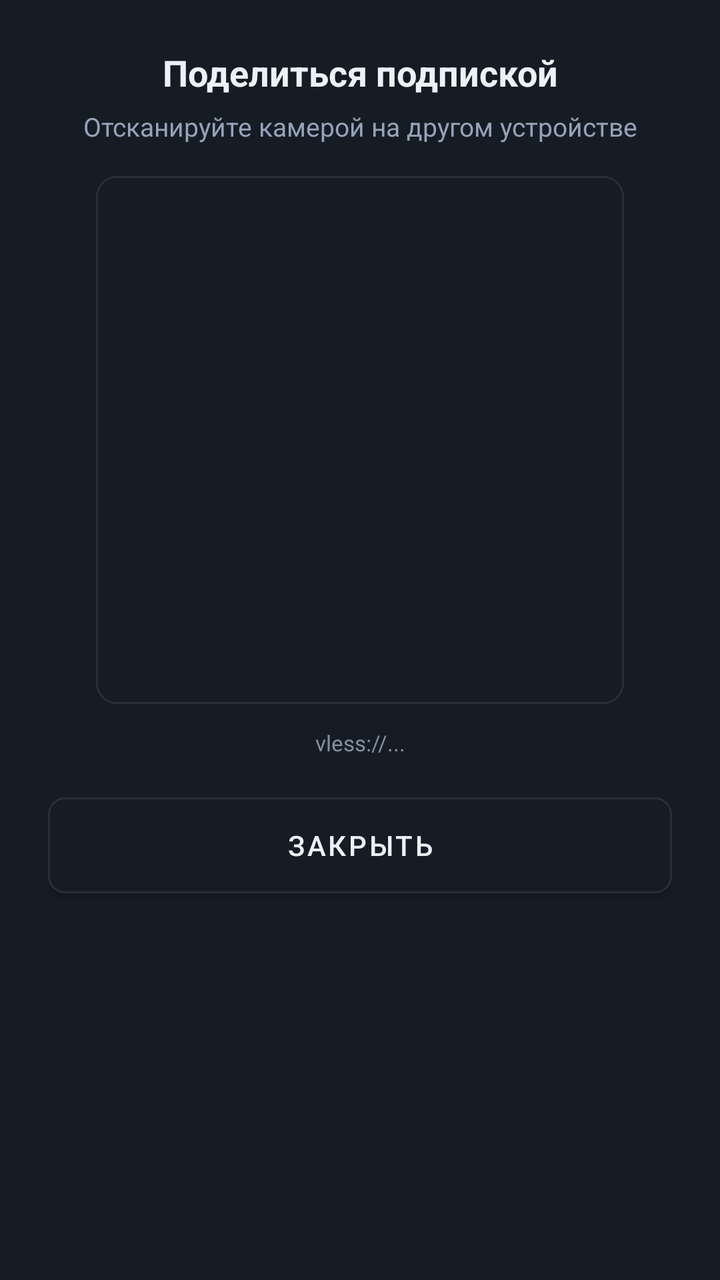
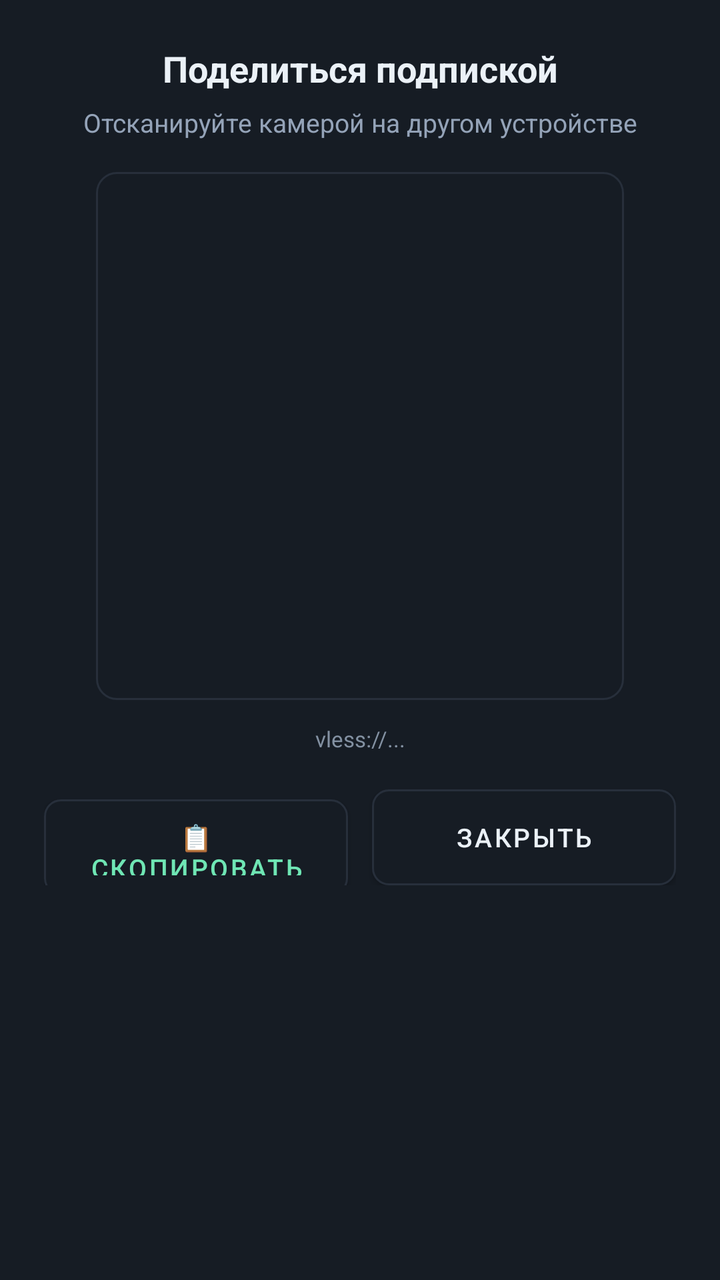

The first picture is an Android layout as it rendered before a commit; the second is the same layout after the commit. The layout source and the unified diff follow.
<!-- AndroidManifest.xml: application theme Theme.EvertyMultiLink -->
<!-- res/layout/dialog_qr_display.xml -->
<?xml version="1.0" encoding="utf-8"?>
<LinearLayout xmlns:android="http://schemas.android.com/apk/res/android"
    xmlns:app="http://schemas.android.com/apk/res-auto"
    android:layout_width="match_parent"
    android:layout_height="wrap_content"
    android:background="@color/bg_card"
    android:orientation="vertical"
    android:padding="24dp">

    <TextView
        android:id="@+id/tvQrTitle"
        android:layout_width="match_parent"
        android:layout_height="wrap_content"
        android:gravity="center"
        android:text="Поделиться подпиской"
        android:textColor="@color/text_primary"
        android:textSize="18sp"
        android:textStyle="bold" />

    <TextView
        android:id="@+id/tvQrSubtitle"
        android:layout_width="match_parent"
        android:layout_height="wrap_content"
        android:layout_marginTop="6dp"
        android:gravity="center"
        android:text="Отсканируйте камерой на другом устройстве"
        android:textColor="@color/text_secondary"
        android:textSize="13sp" />

    <LinearLayout
        android:layout_width="wrap_content"
        android:layout_height="wrap_content"
        android:layout_gravity="center_horizontal"
        android:layout_marginTop="16dp"
        android:background="@drawable/card_background"
        android:padding="12dp">

        <ImageView
            android:id="@+id/ivShareQr"
            android:layout_width="240dp"
            android:layout_height="240dp"
            android:contentDescription="QR Code" />
    </LinearLayout>

    <TextView
        android:id="@+id/tvQrDetails"
        android:layout_width="match_parent"
        android:layout_height="wrap_content"
        android:layout_marginTop="12dp"
        android:ellipsize="middle"
        android:gravity="center"
        android:maxLines="2"
        android:text="vless://..."
        android:textColor="@color/text_muted"
        android:textSize="11sp" />

    <com.google.android.material.button.MaterialButton
        android:id="@+id/btnQrClose"
        android:layout_width="match_parent"
        android:layout_height="48dp"
        android:layout_marginTop="20dp"
        android:background="@drawable/btn_secondary_selector"
        app:backgroundTint="@null"
        android:focusable="true"
        android:text="Закрыть"
        android:textColor="@color/text_primary" />

</LinearLayout>
<!-- resources referenced by this layout -->
<resources>
  <color name="bg_card">#161C24</color>
  <color name="text_muted">#8391A2</color>
  <color name="text_primary">#EBF1F7</color>
  <color name="text_secondary">#94A3B8</color>
  <!-- drawable btn_secondary_selector (drawable) -->
  <?xml version="1.0" encoding="utf-8"?>
  <selector xmlns:android="http://schemas.android.com/apk/res/android">
      <item android:state_focused="true">
          <shape android:shape="rectangle">
              <solid android:color="@color/bg_card" />
              <corners android:radius="8dp" />
              <stroke
                  android:width="2dp"
                  android:color="@color/accent_mint" />
          </shape>
      </item>
      <item android:state_pressed="true">
          <shape android:shape="rectangle">
              <solid android:color="#1F2833" />
              <corners android:radius="8dp" />
              <stroke
                  android:width="1dp"
                  android:color="@color/border_card" />
          </shape>
      </item>
      <item>
          <shape android:shape="rectangle">
              <solid android:color="@color/bg_card" />
              <corners android:radius="8dp" />
              <stroke
                  android:width="1dp"
                  android:color="@color/border_card" />
          </shape>
      </item>
  </selector>
  <!-- drawable card_background (drawable) -->
  <?xml version="1.0" encoding="utf-8"?>
  <shape xmlns:android="http://schemas.android.com/apk/res/android"
      android:shape="rectangle">
      <solid android:color="@color/bg_card" />
      <corners android:radius="10dp" />
      <stroke
          android:width="1dp"
          android:color="@color/border_card" />
  </shape>
  <style name="Theme.EvertyMultiLink" parent="Theme.MaterialComponents.DayNight.NoActionBar">
          <item name="colorPrimary">@color/accent_mint</item>
          <item name="colorPrimaryVariant">@color/accent_soft</item>
          <item name="colorOnPrimary">@color/white</item>
          <item name="colorSecondary">@color/accent_cyan</item>
          <item name="colorSecondaryVariant">@color/accent_cyan</item>
          <item name="colorOnSecondary">@color/bg_dark</item>
          <item name="android:statusBarColor">@color/bg_dark</item>
          <item name="android:navigationBarColor">@color/bg_dark</item>
          <item name="android:windowBackground">@color/bg_dark</item>
      </style>
  <color name="accent_mint">#6FE6B4</color>
  <color name="border_card">#272F3B</color>
  <color name="accent_soft">#1C342D</color>
  <color name="white">#FFFFFF</color>
  <color name="accent_cyan">#6FE6B4</color>
  <color name="bg_dark">#0D1117</color>
</resources>

<!-- the commit's change to res/layout/dialog_qr_display.xml (unified diff, before → after) -->
@@ -5,7 +5,7 @@
     android:layout_height="wrap_content"
     android:background="@color/bg_card"
     android:orientation="vertical"
-    android:padding="24dp">
+    android:padding="22dp">
 
     <TextView
         android:id="@+id/tvQrTitle"
@@ -54,15 +54,37 @@
         android:textColor="@color/text_muted"
         android:textSize="11sp" />
 
-    <com.google.android.material.button.MaterialButton
-        android:id="@+id/btnQrClose"
+    <LinearLayout
         android:layout_width="match_parent"
-        android:layout_height="48dp"
-        android:layout_marginTop="20dp"
-        android:background="@drawable/btn_secondary_selector"
-        app:backgroundTint="@null"
-        android:focusable="true"
-        android:text="Закрыть"
-        android:textColor="@color/text_primary" />
+        android:layout_height="wrap_content"
+        android:layout_marginTop="18dp"
+        android:orientation="horizontal">
+
+        <com.google.android.material.button.MaterialButton
+            android:id="@+id/btnQrCopy"
+            android:layout_width="0dp"
+            android:layout_height="48dp"
+            android:layout_weight="1"
+            android:layout_marginEnd="6dp"
+            android:background="@drawable/btn_secondary_selector"
+            app:backgroundTint="@null"
+            android:focusable="true"
+            android:text="📋 Скопировать"
+            android:textColor="@color/accent_mint"
+            android:textSize="13sp" />
+
+        <com.google.android.material.button.MaterialButton
+            android:id="@+id/btnQrClose"
+            android:layout_width="0dp"
+            android:layout_height="48dp"
+            android:layout_weight="1"
+            android:layout_marginStart="6dp"
+            android:background="@drawable/btn_secondary_selector"
+            app:backgroundTint="@null"
+            android:focusable="true"
+            android:text="Закрыть"
+            android:textColor="@color/text_primary"
+            android:textSize="13sp" />
+    </LinearLayout>
 
 </LinearLayout>
